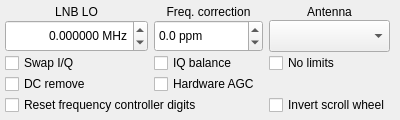
This is src/qtgui/dockinputctl.ui in shawnj007/gqrx-touch as Qt 5 draws it before an edit. The edited form follows.
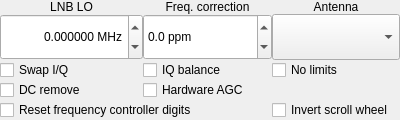
This is the edited form. Icons and pictures are not drawn.

Commit message: Form sizes reduction

The edit to the form file:
```diff
--- a/src/qtgui/dockinputctl.ui
+++ b/src/qtgui/dockinputctl.ui
@@ -47,30 +47,27 @@
   <widget class="QWidget" name="dockWidgetContents">
    <layout class="QVBoxLayout" name="verticalLayout">
     <property name="spacing">
-     <number>5</number>
+     <number>0</number>
     </property>
     <property name="leftMargin">
-     <number>5</number>
+     <number>0</number>
     </property>
     <property name="topMargin">
-     <number>5</number>
+     <number>0</number>
     </property>
     <property name="rightMargin">
-     <number>5</number>
+     <number>0</number>
     </property>
     <property name="bottomMargin">
-     <number>5</number>
+     <number>0</number>
     </property>
     <item>
      <layout class="QGridLayout" name="gridLayout_7">
       <property name="rightMargin">
-       <number>5</number>
+       <number>0</number>
       </property>
-      <property name="horizontalSpacing">
-       <number>6</number>
-      </property>
-      <property name="verticalSpacing">
-       <number>1</number>
+      <property name="spacing">
+       <number>0</number>
       </property>
       <item row="1" column="0">
        <widget class="QDoubleSpinBox" name="lnbSpinBox">
```
The commit also changes 3 other files.
